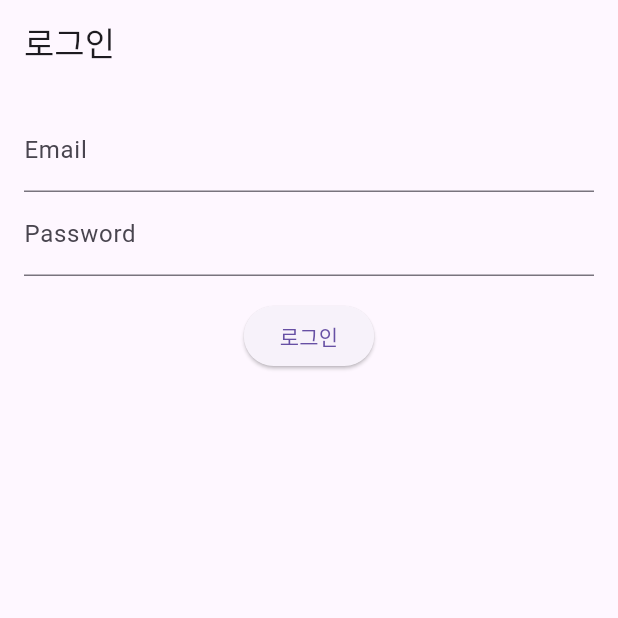
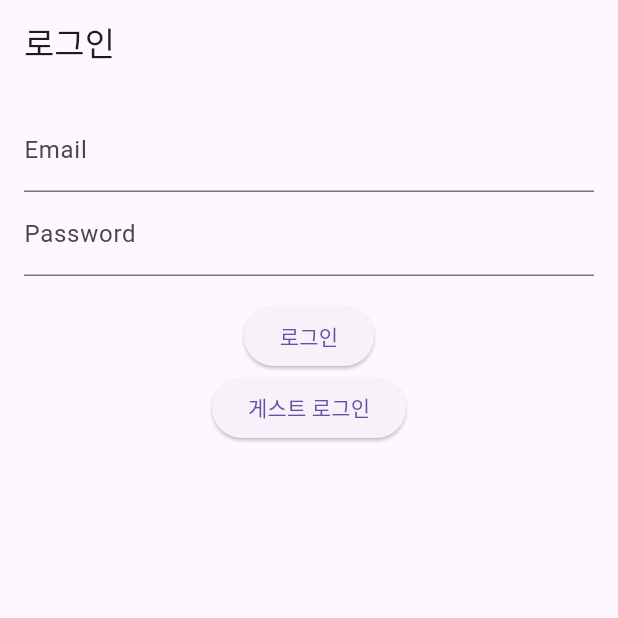
Before and after one commit to NaJunhyeok/build_up, a Flutter app: the screen it shows after launch, after a tap on "로그인", after a tap on "로그아웃", on a phone screen of 412 x 824 dp, the top half of it. Run offline on Flutter 3.47's test engine with Material 3 defaults, Android fonts, the phone set to English and light mode, and no system bars; our stand-ins replace flutter_dotenv, flutter_riverpod, fluttertoast, shared_preferences, supabase_flutter; accounts and stored records are empty; network calls fail.

Commit message:
[mod] 게스트 페이지 초기 작업

```diff
--- a/lib/main.dart
+++ b/lib/main.dart
@@ -1,10 +1,10 @@
+import 'package:build_up/root/root_screen.dart';
 import 'package:flutter/material.dart';
 import 'package:flutter_riverpod/flutter_riverpod.dart';
 import 'package:shared_preferences/shared_preferences.dart';
 import 'package:supabase_flutter/supabase_flutter.dart';
 import 'providers/auth_provider.dart';
 import 'screens/login_screen.dart';
-import 'screens/home_screen.dart';
 import 'package:flutter_dotenv/flutter_dotenv.dart';
 
 void main() async {
@@ -25,6 +25,6 @@ class MyApp extends ConsumerWidget {
   Widget build(BuildContext context, WidgetRef ref) {
     final user = ref.watch(authProvider);
 
-    return MaterialApp(home: user == null ? LoginScreen() : HomeScreen());
+    return MaterialApp(home: user == null ? LoginScreen() : RootScreen());
   }
 }
--- /dev/null
+++ b/lib/root/bottom_nav_provider.dart
@@ -0,0 +1,3 @@
+import 'package:flutter_riverpod/flutter_riverpod.dart';
+
+final bottomNavIndexProvider = StateProvider<int>((ref) => 0);
--- /dev/null
+++ b/lib/root/root_screen.dart
@@ -0,0 +1,31 @@
+import 'package:build_up/screens/home_screen.dart';
+import 'package:flutter/material.dart';
+import 'package:flutter_riverpod/flutter_riverpod.dart';
+import 'bottom_nav_provider.dart';
+
+class RootScreen extends ConsumerWidget {
+  const RootScreen({super.key});
+
+  @override
+  Widget build(BuildContext context, WidgetRef ref) {
+    final index = ref.watch(bottomNavIndexProvider);
+    final screens = [
+      const HomeScreen(),
+      // const SearchScreen(),
+      // const SettingsScreen(),
+    ];
+
+    return Scaffold(
+      body: screens[index],
+      bottomNavigationBar: BottomNavigationBar(
+        currentIndex: index,
+        onTap: (i) => ref.read(bottomNavIndexProvider.notifier).state = i,
+        items: const [
+          BottomNavigationBarItem(icon: Icon(Icons.home), label: '홈'),
+          // BottomNavigationBarItem(icon: Icon(Icons.search), label: '검색'),
+          // BottomNavigationBarItem(icon: Icon(Icons.settings), label: '설정'),
+        ],
+      ),
+    );
+  }
+}
--- a/lib/screens/login_screen.dart
+++ b/lib/screens/login_screen.dart
@@ -54,6 +54,7 @@ class _LoginScreenState extends ConsumerState<LoginScreen> {
               },
               child: Text("로그인"),
             ),
+            ElevatedButton(onPressed: () async {}, child: Text("게스트 로그인")),
           ],
         ),
       ),
```
Also changed, not shown: lib/root/guest_screen.dart (added, +19 -0 lines).
